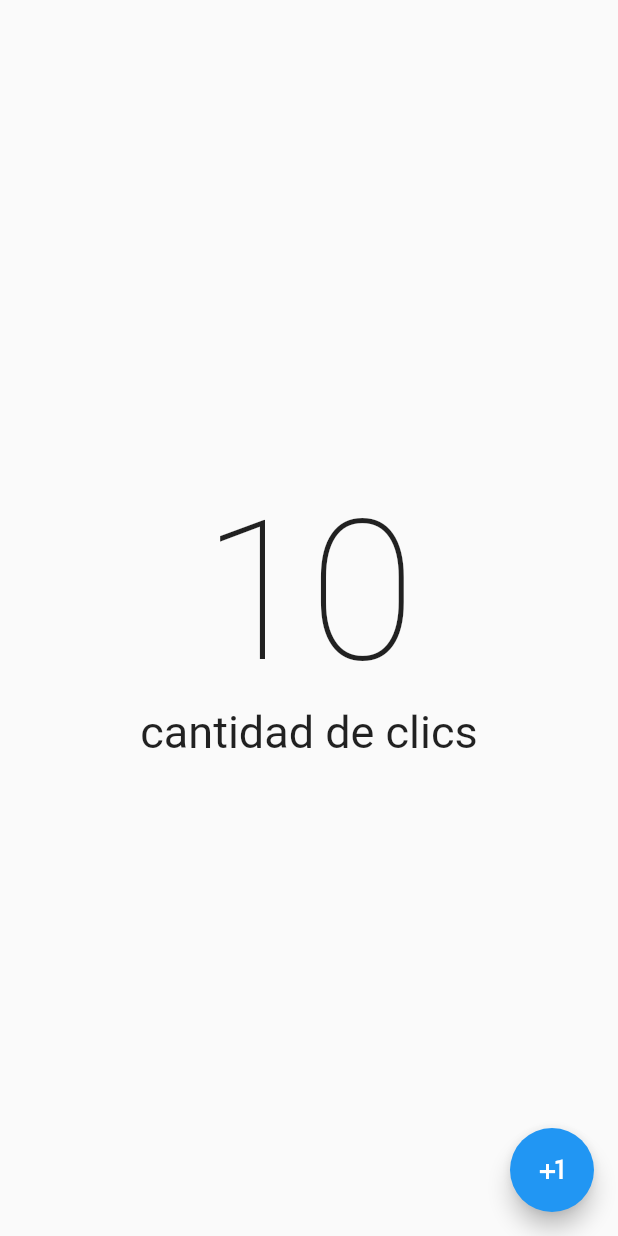
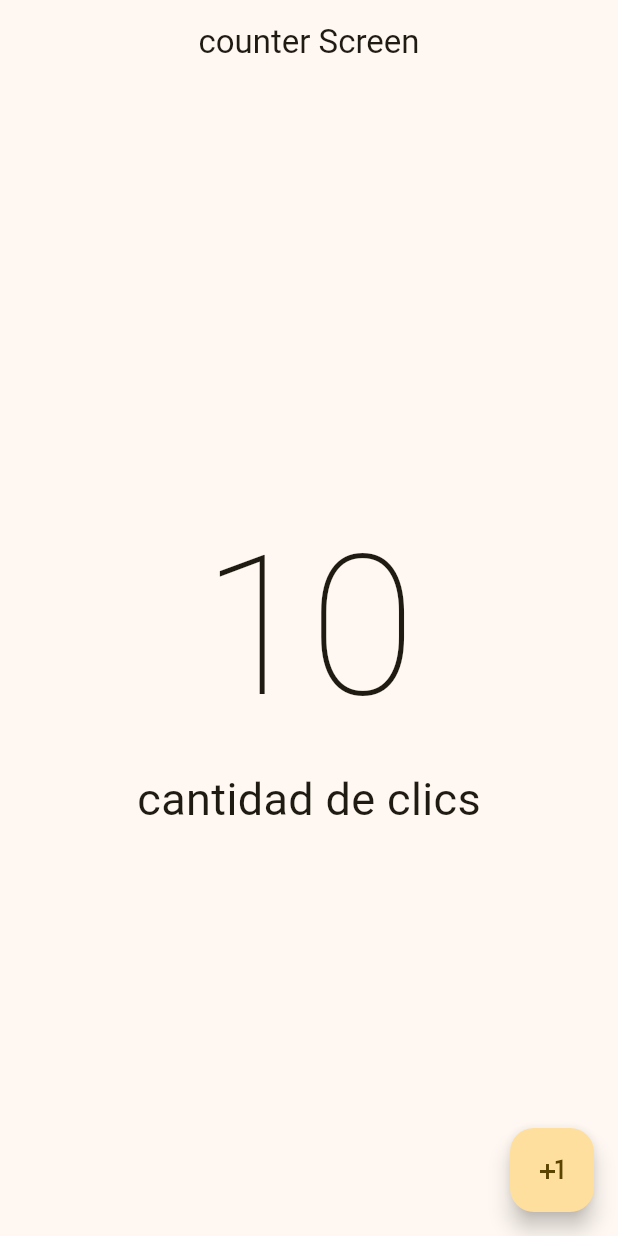
Before and after one commit to jovannyCG/app_contador, a Flutter app: the screen it shows after launch, on a phone screen of 412 x 824 dp. Run offline on Flutter 3.47's test engine with Material 2 defaults, Android fonts, the phone set to English and light mode, and no system bars.

Commit message:
cambio de tema de la app

```diff
--- a/lib/main.dart
+++ b/lib/main.dart
@@ -8,10 +8,14 @@ class MyApp extends StatelessWidget {
 
   @override
   Widget build(BuildContext context) {
-    return const MaterialApp(
+    return  MaterialApp(
       debugShowCheckedModeBanner: false,
+      theme: ThemeData(
+        useMaterial3: true,
+        colorSchemeSeed: Colors.amber
+      ),
       title: 'Material App',
-      home: CouterScreen(),
+      home: const CouterScreen(),
     );
   }
 }
--- a/lib/presentation/screens/couters/conter_screen.dart
+++ b/lib/presentation/screens/couters/conter_screen.dart
@@ -6,6 +6,12 @@ class CouterScreen extends StatelessWidget {
   @override
   Widget build(BuildContext context) {
     return Scaffold(
+      appBar: AppBar(
+        centerTitle: true,
+        title: const Text('counter Screen'),
+        actions: [
+
+        ]),
       floatingActionButton: FloatingActionButton(
         onPressed: (){},
         child: const Icon(Icons.plus_one),
```
